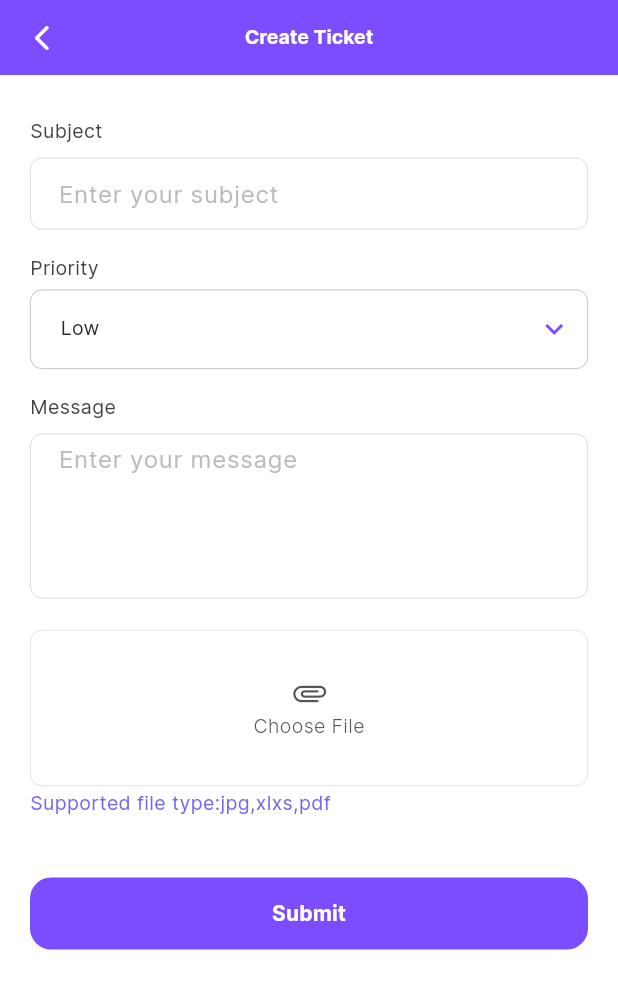
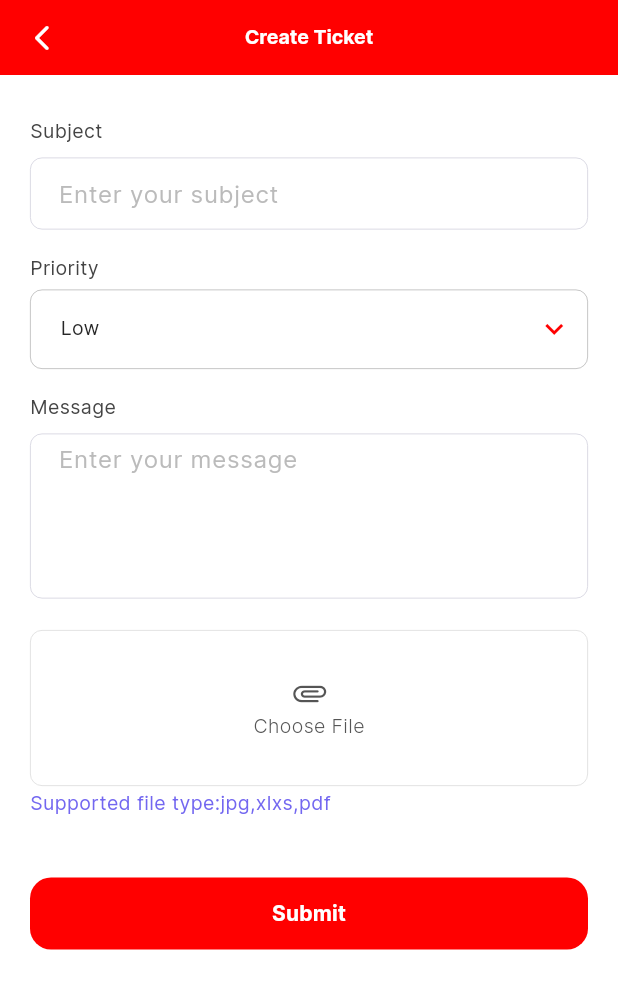
Before and after one commit to SAYEDALISINA93/leopard-user-flutter, a Flutter app: the AddNewTicketScreen screen opened by its route, on a phone screen of 412 x 824 dp. Shown: the top 989 px of the screen. Run offline on Flutter 3.47's test engine with Material 3 defaults, Android fonts, the phone set to English and light mode, and no system bars; drawn by our look-alikes of zoom_tap_animation; our stand-ins replace another_flushbar, awesome_dialog, cached_network_image, connectivity_plus, dio, dotted_border and 26 more; missing offline and left inert: coupon_uikit, flutter_inappwebview, flutter_polyline_points, open_file_plus, pusher_channels_flutter; accounts and stored records are empty; network calls fail; project files that could hold a hidden picture were left out.

Commit message:
new updates

```diff
--- a/lib/core/utils/my_color.dart
+++ b/lib/core/utils/my_color.dart
@@ -1,7 +1,8 @@
 import 'package:flutter/material.dart';
 
 class MyColor {
-  static const Color primaryColor = Color(0xff7C4DFF);
+  static const Color primaryColor =
+      Color.from(alpha: 100, red: 205, green: 0, blue: 0);
   static const Color secondaryColor = Color(0xffF6F7FE);
   //Screen
   static const Color screenBgColor = Color(0xFFF8FAFC);
--- a/lib/environment.dart
+++ b/lib/environment.dart
@@ -14,6 +14,6 @@ class Environment {
 
   //MAP CONFIG
   static const String mapKey =
-      "AIzaSyCLxeKSc5xDHSNq3Baw8A87ichrnzq9P78"; //Enter Your Map Api Key
+      "AIzaSyAPYIt3VRbHgQaMT9Dt28HMZqQZOvF7mrQ"; //Enter Your Map Api Key
   static const double mapDefaultZoom = 20;
 }
```
Also changed, not shown: 6 other files.
